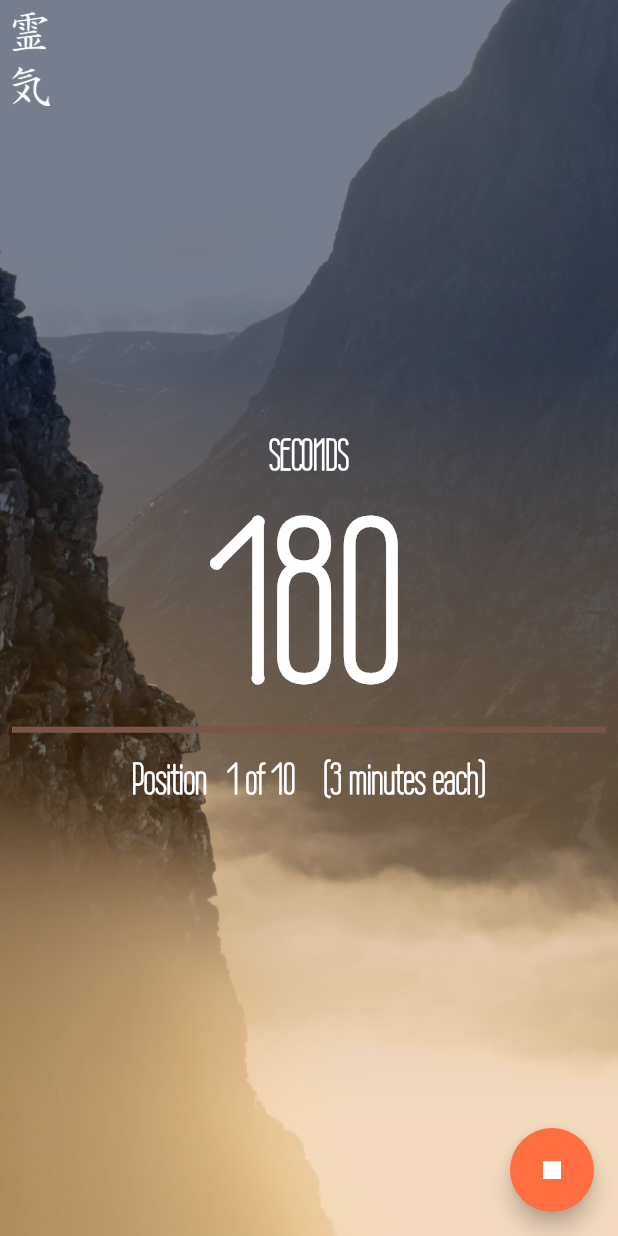
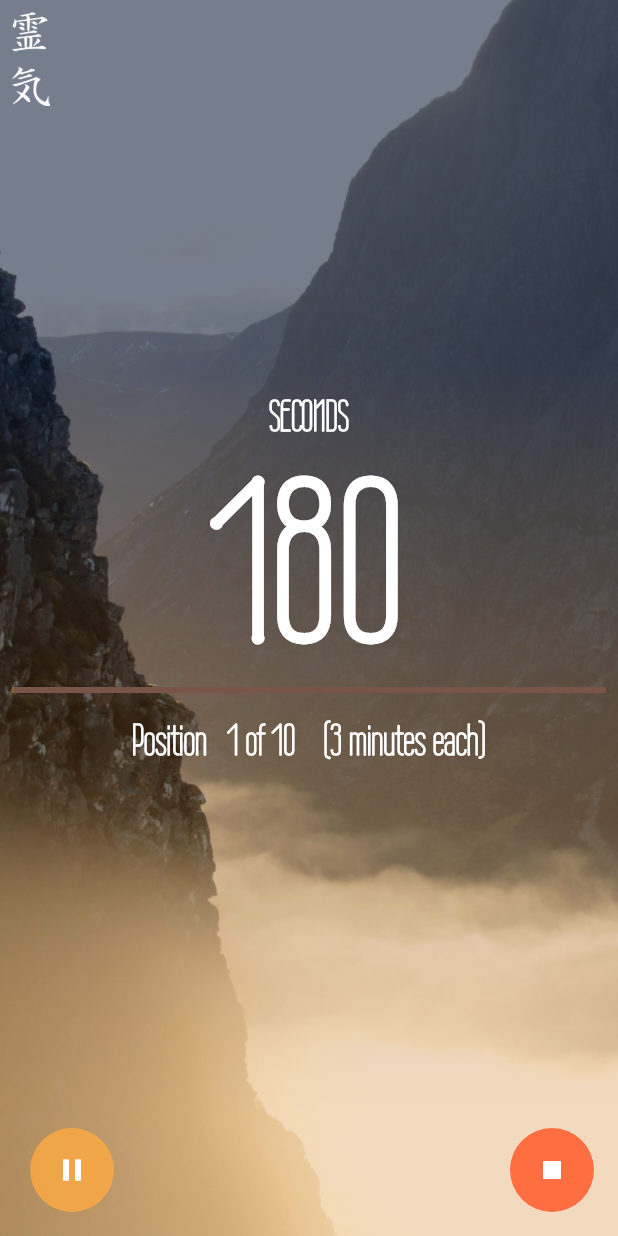
Before and after one commit to parablog/reiki_timer, a Flutter app: the screen it shows after launch, after a tap on the "play arrow" icon, on a phone screen of 412 x 824 dp. Run offline on Flutter 3.47's test engine with Material 2 defaults, Android fonts, the phone set to English and light mode, and no system bars; drawn by our look-alikes of timer_count_down; our stand-ins replace audioplayers, flutter_vector_icons, get, wakelock.

Commit message:
last one

```diff
--- a/lib/modules/home/home_controller.dart
+++ b/lib/modules/home/home_controller.dart
@@ -10,6 +10,7 @@ class HomeController extends GetxController {
   var positions = 10.obs;
   var minutes = 3.obs;
   var started = false.obs;
+  var paused = false.obs;
   var elapsed = 0;
   var position = 0;
 
@@ -39,6 +40,7 @@ class HomeController extends GetxController {
     elapsed = 0;
     position = 0;
     started(false);
+    countdownController.pause();
     Wakelock.disable();
   }
 
@@ -46,6 +48,7 @@ class HomeController extends GetxController {
     elapsed = 0;
     position = 0;
     started(true);
+    countdownController.restart();
     Wakelock.enable();
   }
 
@@ -80,4 +83,14 @@ class HomeController extends GetxController {
   void restartCounter() {
     countdownController.restart();
   }
+
+  void pause() {
+    if (paused()) {
+      countdownController.resume();
+      paused(false);
+    } else {
+      countdownController.pause();
+      paused(true);
+    }
+  }
 }
--- a/lib/modules/home/home_page.dart
+++ b/lib/modules/home/home_page.dart
@@ -22,7 +22,8 @@ class HomePage extends GetView<HomeController> {
     return Scaffold(
       body: SafeArea(
         top: true,
-        child: Stack(children: <Widget>[
+        child: Stack(
+          children: <Widget>[
             Container(
               decoration: BoxDecoration(
                 color: Colors.transparent,
@@ -67,8 +68,30 @@ class HomePage extends GetView<HomeController> {
                 ),
               ),
             ),
+            GetX<HomeController>(
+              builder: (controller) => controller.started()
+                  ? Positioned(
+                      bottom: 16.0,
+                      left: 16.0,
+                      child: ElevatedButton(
+                          child: Icon(
+                            controller.paused()
+                                ? Icons.play_arrow
+                                : Icons.pause,
+                          ),
+                          onPressed: () => controller.pause(),
+                          style: ElevatedButton.styleFrom(
+                            shape: CircleBorder(),
+                            padding: EdgeInsets.all(16),
+                            elevation: 0.0,
+                            primary: Colors.orangeAccent.withAlpha(200),
+                          )),
+                    )
+                  : Container(),
+            ),
             buildBody(),
-        ]),
+          ],
+        ),
       ),
       //buildBody(kButtonStyle, kLabelTextStyle, kCounterTextStyle),
       floatingActionButton: FloatingActionButton(
@@ -77,15 +100,20 @@ class HomePage extends GetView<HomeController> {
               controller.started() ? Icon(Icons.stop) : Icon(Icons.play_arrow),
         ),
         onPressed: controller.startStop,
+        elevation: 0.0,
       ),
     );
   }
 
-  Container buildBody() {
-    return Container(
-      child: GetX<HomeController>(
-        builder: (controller) =>
-            controller.started() ? buildCounter() : buildConfig(),
+  Widget buildBody() {
+    return GetX<HomeController>(
+      builder: (controller) => AnimatedCrossFade(
+        firstChild: buildConfig(),
+        secondChild: buildCounter(),
+        crossFadeState: controller.started()
+            ? CrossFadeState.showSecond
+            : CrossFadeState.showFirst,
+        duration: Duration(milliseconds: 500),
       ),
     );
   }
@@ -95,9 +123,7 @@ class HomePage extends GetView<HomeController> {
       mainAxisAlignment: MainAxisAlignment.center,
       crossAxisAlignment: CrossAxisAlignment.stretch,
       children: [
-        Expanded(
-          flex: 2,
-          child: Column(
+        Column(
           mainAxisAlignment: MainAxisAlignment.end,
           children: [
             GetX<HomeController>(
@@ -123,12 +149,15 @@ class HomePage extends GetView<HomeController> {
             }),
           ],
         ),
+        SizedBox(
+          height: 32,
         ),
-        Expanded(
-          flex: 1,
-          child: Padding(
-            padding:
-                const EdgeInsets.only(left: 16.0, right: 16.0, bottom: 32.0),
+        Divider(
+          color: Colors.orange.withAlpha(175),
+          height: 50,
+        ),
+        Padding(
+          padding: const EdgeInsets.only(left: 16.0, right: 16.0, bottom: 32.0),
           child: Container(
             child: Presets(
               onTap: (int positions, int minutes) =>
@@ -137,17 +166,18 @@ class HomePage extends GetView<HomeController> {
             alignment: Alignment.center,
           ),
         ),
-        ),
       ],
     );
   }
 
   Widget buildCounter() {
-    return SafeArea(
-      child: Column(
+    return Column(
       mainAxisAlignment: MainAxisAlignment.center,
+      crossAxisAlignment: CrossAxisAlignment.stretch,
       children: [
-          Countdown(
+        Container(
+          height: 300,
+          child: Countdown(
             controller: controller.countdownController,
             seconds: controller.seconds,
             build: (_, double time) {
@@ -175,8 +205,8 @@ class HomePage extends GetView<HomeController> {
               }
             },
           ),
+        ),
       ],
-      ),
     );
   }
 
--- a/lib/widgets/config_widget.dart
+++ /dev/null
@@ -1,15 +0,0 @@
-import 'package:flutter/material.dart';
-
-class ConfigWidget extends StatefulWidget {
-  const ConfigWidget({Key? key}) : super(key: key);
-
-  @override
-  _ConfigWidgetState createState() => _ConfigWidgetState();
-}
-
-class _ConfigWidgetState extends State<ConfigWidget> {
-  @override
-  Widget build(BuildContext context) {
-    return Container();
-  }
-}
```
Lines whose indentation alone changed are shown as unchanged.
